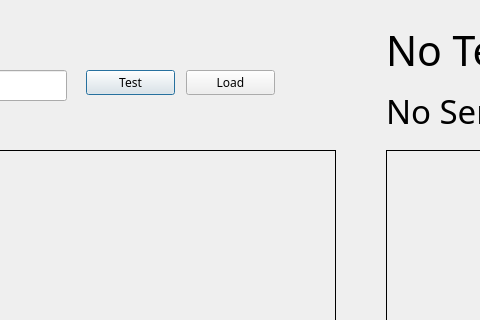
First picture: the form in code/OpenCV2.ui, repository markctm/Vision_Inspection, before the edit; both pictures show x 324 to 804 and y 0 to 320 of the 1300 by 913 pixel window.
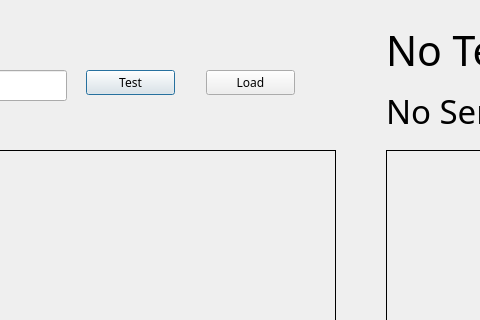
Second picture: the form after the edit.

Patch:
```diff
--- a/code/OpenCV2.ui
+++ b/code/OpenCV2.ui
@@ -75,7 +75,7 @@
   <widget class="QPushButton" name="load_button">
    <property name="geometry">
     <rect>
-     <x>510</x>
+     <x>530</x>
      <y>70</y>
      <width>89</width>
      <height>25</height>
```
